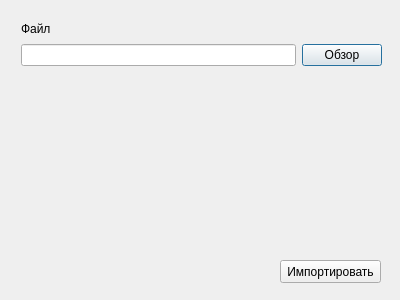
First picture: the form in importfromworddialog.ui, repository a-nizam/testing, before the edit.
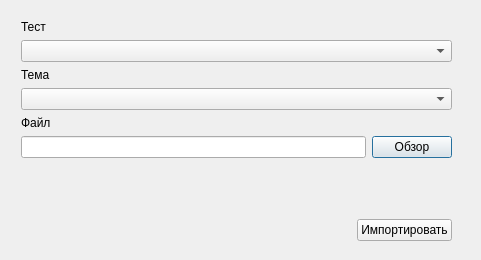
Second picture: the form after the edit.

```diff
--- a/importfromworddialog.ui
+++ b/importfromworddialog.ui
@@ -6,8 +6,8 @@
    <rect>
     <x>0</x>
     <y>0</y>
-    <width>400</width>
-    <height>300</height>
+    <width>481</width>
+    <height>260</height>
    </rect>
   </property>
   <property name="windowTitle">
@@ -18,10 +18,40 @@
     <rect>
      <x>21</x>
      <y>20</y>
-     <width>361</width>
-     <height>46</height>
+     <width>431</width>
+     <height>221</height>
     </rect>
    </property>
+   <layout class="QVBoxLayout" name="verticalLayout_4">
+    <item>
+     <layout class="QVBoxLayout" name="verticalLayout_3">
+      <item>
+       <widget class="QLabel" name="label_2">
+        <property name="text">
+         <string>Тест</string>
+        </property>
+       </widget>
+      </item>
+      <item>
+       <widget class="QComboBox" name="comboBoxTests"/>
+      </item>
+     </layout>
+    </item>
+    <item>
+     <layout class="QVBoxLayout" name="verticalLayout_2">
+      <item>
+       <widget class="QLabel" name="label_3">
+        <property name="text">
+         <string>Тема</string>
+        </property>
+       </widget>
+      </item>
+      <item>
+       <widget class="QComboBox" name="comboBoxTheme"/>
+      </item>
+     </layout>
+    </item>
+    <item>
    <layout class="QVBoxLayout" name="verticalLayout">
     <item>
      <widget class="QLabel" name="label">
@@ -52,19 +82,48 @@
      </layout>
     </item>
    </layout>
-  </widget>
+    </item>
+    <item>
+     <spacer name="verticalSpacer_3">
+      <property name="orientation">
+       <enum>Qt::Vertical</enum>
+      </property>
+      <property name="sizeType">
+       <enum>QSizePolicy::Expanding</enum>
+      </property>
+      <property name="sizeHint" stdset="0">
+       <size>
+        <width>20</width>
+        <height>40</height>
+       </size>
+      </property>
+     </spacer>
+    </item>
+    <item>
+     <layout class="QHBoxLayout" name="horizontalLayout_2">
+      <item>
+       <spacer name="horizontalSpacer">
+        <property name="orientation">
+         <enum>Qt::Horizontal</enum>
+        </property>
+        <property name="sizeHint" stdset="0">
+         <size>
+          <width>40</width>
+          <height>20</height>
+         </size>
+        </property>
+       </spacer>
+      </item>
+      <item>
   <widget class="QPushButton" name="pushButtonImport">
-   <property name="geometry">
-    <rect>
-     <x>280</x>
-     <y>260</y>
-     <width>101</width>
-     <height>23</height>
-    </rect>
-   </property>
    <property name="text">
     <string>Импортировать</string>
    </property>
+       </widget>
+      </item>
+     </layout>
+    </item>
+   </layout>
   </widget>
  </widget>
  <resources/>
```
Lines whose indentation alone changed are shown as unchanged.
